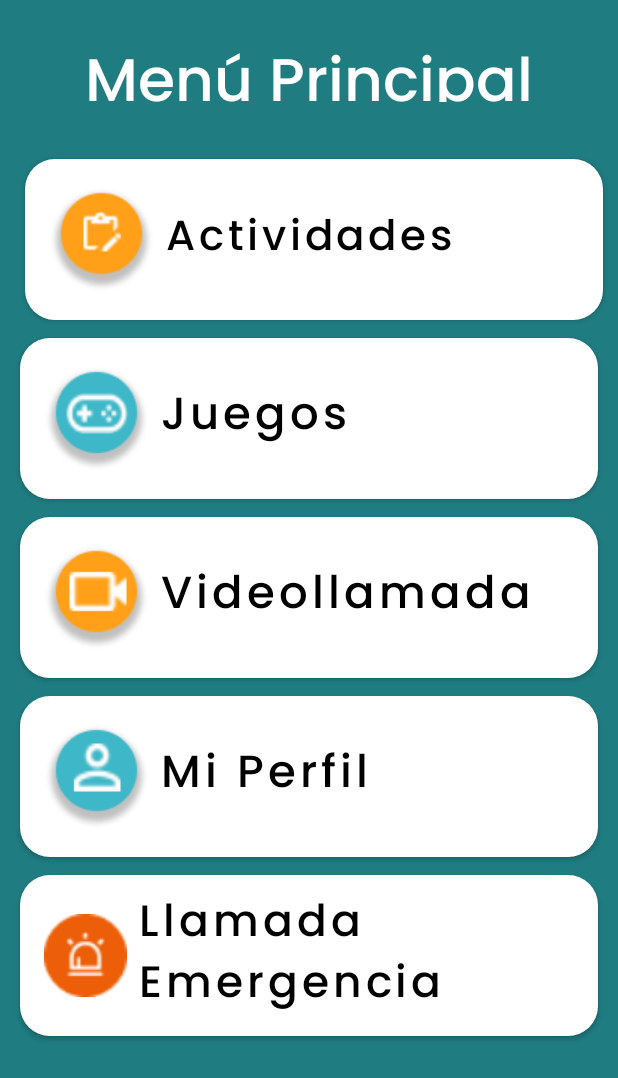
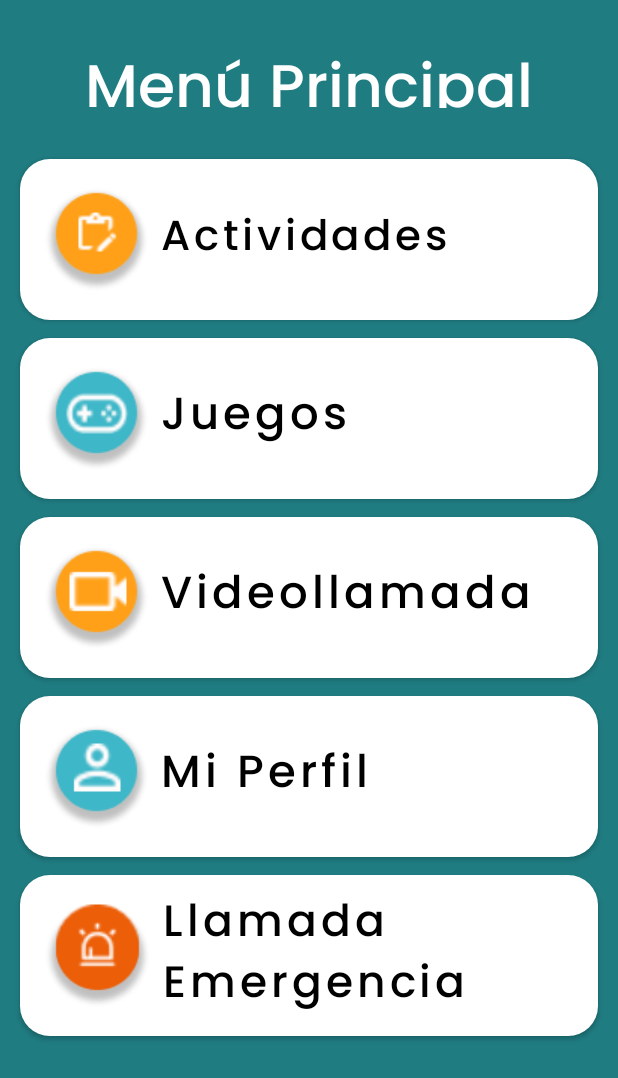
Before and after one commit to joseaoviedo/JolgorioApp, an Android app: the layout principal_menu.xml on its own in the app's theme, with its tools: preview values and no code run, on a phone screen of 412 x 824 dp. Shown: the top 1078 px of the screen. Run offline under Robolectric (Android 15) with nearby library versions, the phone set to English and light mode, and no system bars.

Commit message:
Ajuste del layout del menu principal

```diff
--- a/app/src/main/res/layout/principal_menu.xml
+++ b/app/src/main/res/layout/principal_menu.xml
@@ -10,7 +10,7 @@
         android:id="@+id/PM_title0"
         android:layout_width="339dp"
         android:layout_height="44dp"
-        android:layout_marginTop="24dp"
+        android:layout_marginTop="28dp"
         android:fontFamily="@font/poppins_medium"
         android:gravity="center_horizontal"
         android:text="Menú Principal"
@@ -37,7 +37,6 @@
         app:backgroundTint="#FFFF"
         app:cornerRadius="20dp"
         app:layout_constraintEnd_toEndOf="parent"
-        app:layout_constraintHorizontal_bias="0.615"
         app:layout_constraintStart_toStartOf="parent"
         app:layout_constraintTop_toTopOf="parent" />
 
```
Also changed, not shown: app/src/main/res/drawable/emergencies_icon.png.
